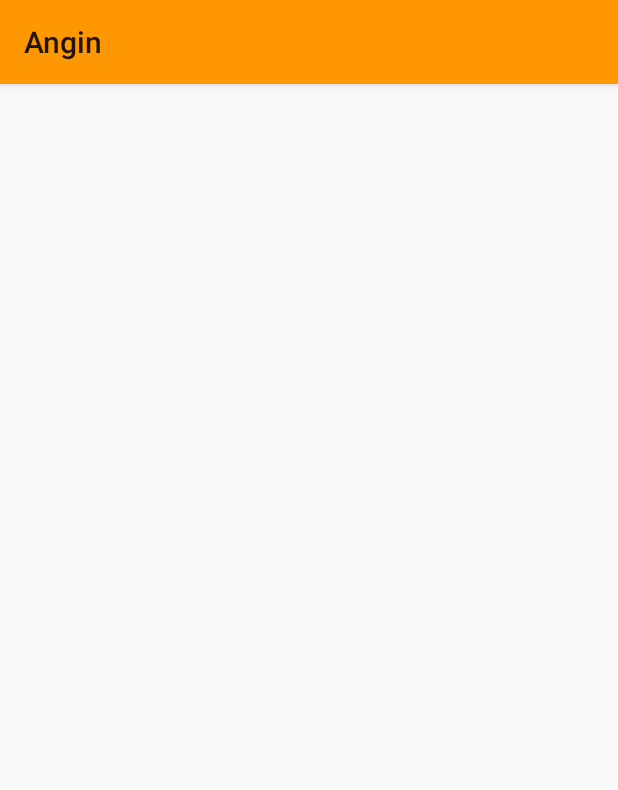
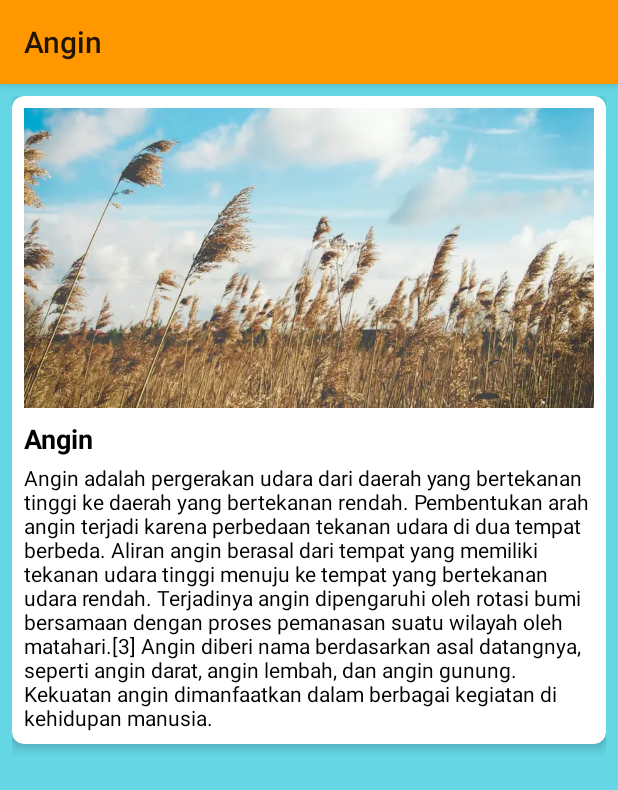
Before and after one commit to evanalif113/Tenki_Sensei, an Android app: the LearnAngin screen opened directly, with no data from a screen before it, on a phone screen of 412 x 824 dp. Shown: the top 790 px of the screen. Run offline under Robolectric (Android 15) with nearby library versions, the phone set to English and light mode, and no system bars.

Commit message:
major update final 1

```diff
--- a/app/src/main/res/layout/activity_learn_angin.xml
+++ b/app/src/main/res/layout/activity_learn_angin.xml
@@ -1,11 +1,64 @@
 <?xml version="1.0" encoding="utf-8"?>
-<androidx.constraintlayout.widget.ConstraintLayout
-    xmlns:android="http://schemas.android.com/apk/res/android"
+<androidx.constraintlayout.widget.ConstraintLayout xmlns:android="http://schemas.android.com/apk/res/android"
+    xmlns:app="http://schemas.android.com/apk/res-auto"
     xmlns:tools="http://schemas.android.com/tools"
-    xmlns:app="http://schemas.android.com/apk/res-auto"
     android:id="@+id/main"
     android:layout_width="match_parent"
     android:layout_height="match_parent"
-    tools:context=".ui.learning.LearnAngin">
+    tools:context=".ui.learning.LearnAngin"
+    android:background="@color/lembut">
 
-  </androidx.constraintlayout.widget.ConstraintLayout>
+  <ScrollView
+      android:layout_width="match_parent"
+      android:layout_height="match_parent"
+      android:background="@color/lembut">
+
+    <LinearLayout
+        android:layout_width="match_parent"
+        android:layout_height="wrap_content"
+        android:orientation="vertical"
+        android:padding="8dp">
+
+      <!-- CardView -->
+      <androidx.cardview.widget.CardView
+          android:layout_width="match_parent"
+          android:layout_height="wrap_content"
+          android:layout_marginBottom="8dp"
+          app:cardCornerRadius="8dp"
+          app:cardElevation="4dp">
+
+        <LinearLayout
+            android:layout_width="match_parent"
+            android:layout_height="wrap_content"
+            android:orientation="vertical"
+            android:padding="8dp">
+
+          <ImageView
+              android:layout_width="wrap_content"
+              android:layout_height="200dp"
+              android:scaleType="centerCrop"
+              android:src="@drawable/angin" />
+
+          <TextView
+              android:layout_width="wrap_content"
+              android:layout_height="wrap_content"
+              android:layout_marginTop="8dp"
+              android:text="Angin"
+              android:textColor="@color/black"
+              android:textSize="18sp"
+              android:textStyle="bold" />
+
+          <TextView
+              android:layout_width="wrap_content"
+              android:layout_height="wrap_content"
+              android:layout_marginTop="4dp"
+              android:text="Angin adalah pergerakan udara dari daerah yang bertekanan tinggi ke daerah yang bertekanan rendah. Pembentukan arah angin terjadi karena perbedaan tekanan udara di dua tempat berbeda. Aliran angin berasal dari tempat yang memiliki tekanan udara tinggi menuju ke tempat yang bertekanan udara rendah. Terjadinya angin dipengaruhi oleh rotasi bumi bersamaan dengan proses pemanasan suatu wilayah oleh matahari.[3] Angin diberi nama berdasarkan asal datangnya, seperti angin darat, angin lembah, dan angin gunung. Kekuatan angin dimanfaatkan dalam berbagai kegiatan di kehidupan manusia."
+              android:textColor="@color/black"
+              android:textSize="14sp" />
+
+        </LinearLayout>
+      </androidx.cardview.widget.CardView>
+
+    </LinearLayout>
+  </ScrollView>
+</androidx.constraintlayout.widget.ConstraintLayout>
--- a/app/src/main/res/values/ic_launcher_background.xml
+++ b/app/src/main/res/values/ic_launcher_background.xml
@@ -1,4 +1,4 @@
 <?xml version="1.0" encoding="utf-8"?>
 <resources>
-    <color name="ic_launcher_background">#FF7300</color>
+    <color name="ic_launcher_background">#FFA600</color>
 </resources>
```
Also changed, not shown: app/src/main/ic_launcher-playstore.png, app/src/main/res/drawable/angin.webp (added), app/src/main/res/mipmap-hdpi/ic_launcher.webp, app/src/main/res/mipmap-hdpi/ic_launcher_foreground.webp, app/src/main/res/mipmap-hdpi/ic_launcher_round.webp, app/src/main/res/mipmap-mdpi/ic_launcher.webp, app/src/main/res/mipmap-mdpi/ic_launcher_foreground.webp, app/src/main/res/mipmap-mdpi/ic_launcher_round.webp, app/src/main/res/mipmap-xhdpi/ic_launcher.webp, app/src/main/res/mipmap-xhdpi/ic_launcher_foreground.webp, app/src/main/res/mipmap-xhdpi/ic_launcher_round.webp, app/src/main/res/mipmap-xxhdpi/ic_launcher.webp, app/src/main/res/mipmap-xxhdpi/ic_launcher_foreground.webp, app/src/main/res/mipmap-xxhdpi/ic_launcher_round.webp, 3 more files.
